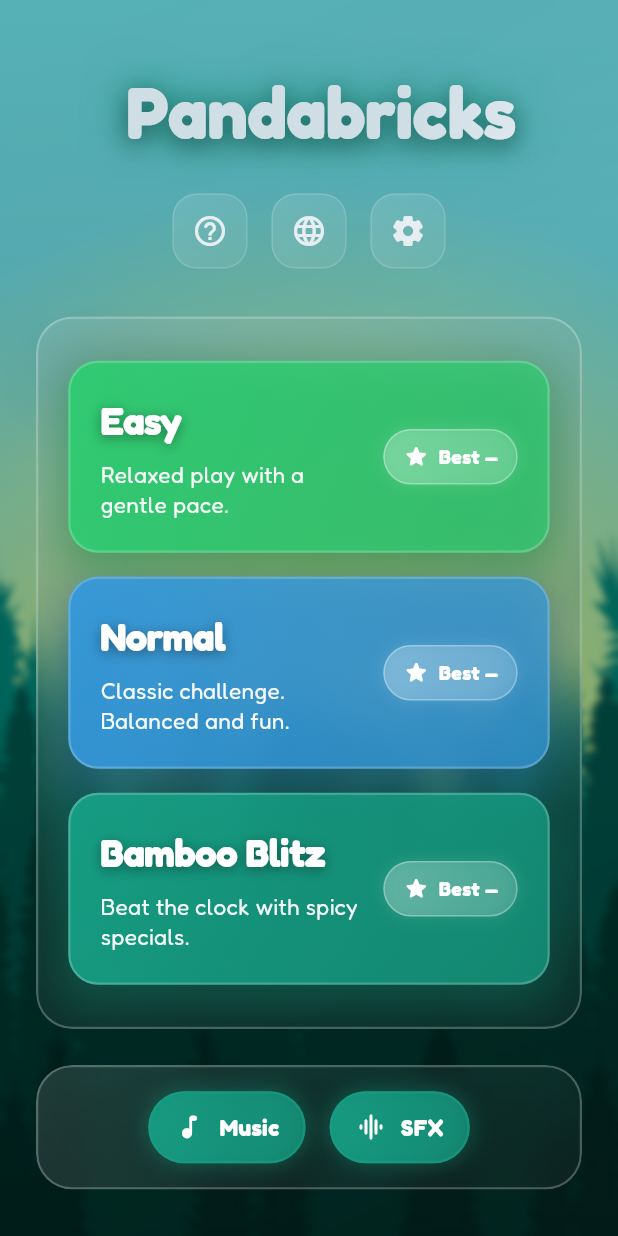
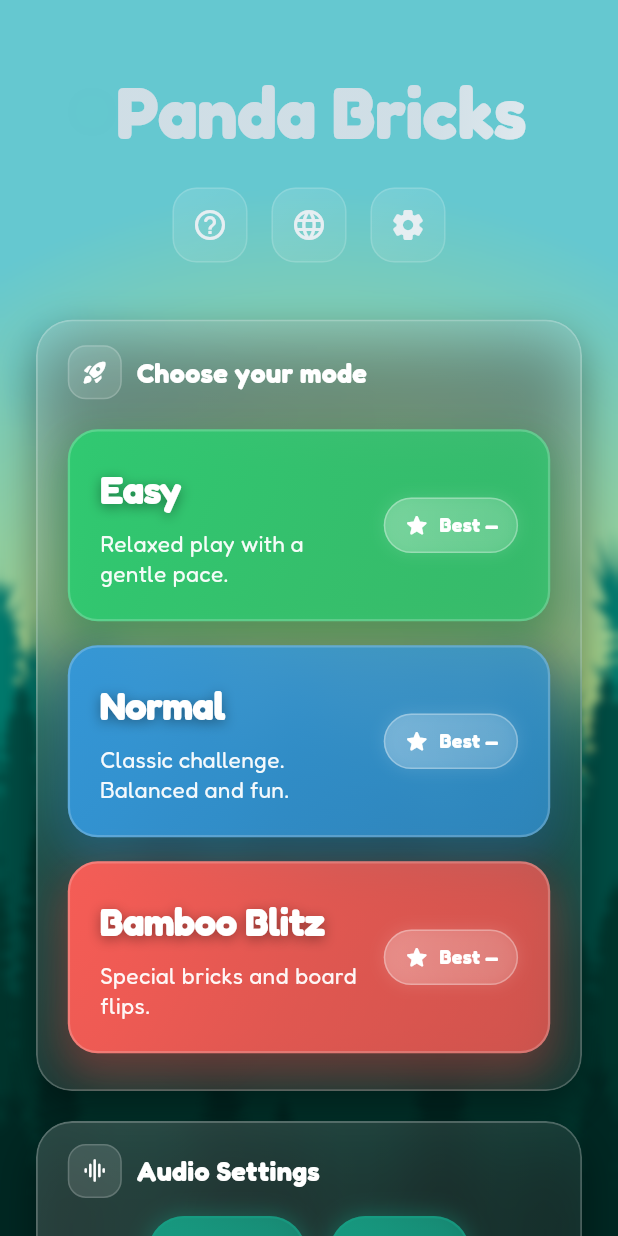
Before and after one commit to teamsuperpanda/pandabricks, a Flutter app: the screen it shows after launch, on a phone screen of 412 x 824 dp. Run offline on Flutter 3.47's test engine with Material 3 defaults, Android fonts, the light colour scheme and no system bars.

Commit message:
home page

```diff
--- a/lib/home_page.dart
+++ b/lib/home_page.dart
@@ -25,48 +25,32 @@ class _HomePageState extends State<HomePage> {
         child: SingleChildScrollView(
           padding: const EdgeInsets.symmetric(horizontal: 24, vertical: 40),
           child: ConstrainedBox(
-            constraints: const BoxConstraints(maxWidth: 580),
+            constraints: const BoxConstraints(maxWidth: 640),
             child: Column(
               mainAxisSize: MainAxisSize.min,
               crossAxisAlignment: CrossAxisAlignment.center,
               children: [
                 // App header with logo and title
                 const AppHeader(),
-                const SizedBox(height: 20),
+                const SizedBox(height: 16),
 
                 // Top utility icons
                 const TopIconRow(),
-                const SizedBox(height: 32),
+                const SizedBox(height: 28),
 
-                // Game modes panel
-                FrostedPanel(
-                  child: Column(
-                    mainAxisSize: MainAxisSize.min,
-                    children: [
-                      ModeCard(
-                        title: 'Easy',
-                        description: 'Relaxed play with a gentle pace.',
-                        color: AppColors.easyMode,
-                      ),
-                      ModeCard(
-                        title: 'Normal',
-                        description: 'Classic challenge. Balanced and fun.',
-                        color: AppColors.normalMode,
-                      ),
-                      ModeCard(
-                        title: 'Bamboo Blitz',
-                        description: 'Beat the clock with spicy specials.',
-                        color: AppColors.blitzMode,
-                      ),
-                    ],
-                  ),
+                // Game modes inside a frosted panel for cohesion
+                const FrostedPanel(
+                  title: 'Choose your mode',
+                  leadingIcon: Icons.rocket_launch_rounded,
+                  padding: EdgeInsets.fromLTRB(20, 16, 20, 16),
+                  child: _ModeList(),
                 ),
 
-                const SizedBox(height: 24),
-
-                // Audio controls panel
+                // Audio controls, same visual language
                 FrostedPanel(
-                  padding: const EdgeInsets.symmetric(horizontal: 20, vertical: 16),
+                  title: 'Audio Settings',
+                  leadingIcon: Icons.graphic_eq_rounded,
+                  padding: const EdgeInsets.fromLTRB(20, 14, 20, 14),
                   child: AudioTogglesPanel(
                     musicEnabled: _musicEnabled,
                     sfxEnabled: _sfxEnabled,
@@ -82,3 +66,31 @@ class _HomePageState extends State<HomePage> {
     );
   }
 }
+
+class _ModeList extends StatelessWidget {
+  const _ModeList();
+
+  @override
+  Widget build(BuildContext context) {
+    return Column(
+      mainAxisSize: MainAxisSize.min,
+      children: const [
+        ModeCard(
+          title: 'Easy',
+          description: 'Relaxed play with a gentle pace.',
+          color: AppColors.easyMode,
+        ),
+        ModeCard(
+          title: 'Normal',
+          description: 'Classic challenge. Balanced and fun.',
+          color: AppColors.normalMode,
+        ),
+        ModeCard(
+          title: 'Bamboo Blitz',
+          description: 'Special bricks and board flips.',
+          color: const Color(0xFFFF5E57), // Vibrant fun red-orange
+        ),
+      ],
+    );
+  }
+}
--- a/lib/widgets/home/app_background.dart
+++ b/lib/widgets/home/app_background.dart
@@ -45,62 +45,26 @@ class _AppBackgroundState extends State<AppBackground>
   @override
   Widget build(BuildContext context) {
     return Scaffold(
-      backgroundColor: AppColors.surface,
-      body: Container(
+      body: Stack(
+        fit: StackFit.expand,
+        children: [
+          Container(
             decoration: const BoxDecoration(
               image: DecorationImage(
                 image: AssetImage('assets/images/background.png'),
                 fit: BoxFit.cover,
               ),
             ),
-        child: Stack(
-          children: [
-            // Animated subtle parallax overlay
-            AnimatedBuilder(
-              animation: _parallaxAnimation,
-              builder: (context, child) {
-                return Container(
-                  decoration: BoxDecoration(
-                    gradient: LinearGradient(
-                      begin: Alignment.topLeft,
-                      end: Alignment.bottomRight,
-                      stops: [
-                        0.0 + (_parallaxAnimation.value * 0.1),
-                        0.3 + (_parallaxAnimation.value * 0.1),
-                        0.7 + (_parallaxAnimation.value * 0.1),
-                        1.0,
-                      ],
-                      colors: [
-                        AppColors.primary.withValues(alpha: 0.08),
-                        Colors.transparent,
-                        Colors.transparent,
-                        AppColors.surface.withValues(alpha: 0.15),
-                      ],
           ),
-                  ),
-                );
-              },
-            ),
-            // Global blur and tint
           BackdropFilter(
-              filter: ImageFilter.blur(sigmaX: 2.5, sigmaY: 2.5),
+            filter: ImageFilter.blur(sigmaX: 3, sigmaY: 3),
             child: Container(
-                decoration: BoxDecoration(
-                  gradient: LinearGradient(
-                    begin: Alignment.topCenter,
-                    end: Alignment.bottomCenter,
-                    colors: [
-                      Colors.black.withValues(alpha: 0.1),
-                      Colors.black.withValues(alpha: 0.25),
-                    ],
-                  ),
-                ),
+              color: Colors.transparent,
             ),
           ),
           widget.child,
         ],
       ),
-      ),
     );
   }
 }
--- a/lib/widgets/home/app_header.dart
+++ b/lib/widgets/home/app_header.dart
@@ -44,15 +44,17 @@ class _AppHeaderState extends State<AppHeader>
         AnimatedBuilder(
           animation: _shimmerAnimation,
           builder: (context, child) {
+            // Traditional shimmer: white shimmer over neutral base
+            double shimmerPos = _shimmerAnimation.value;
             return ShaderMask(
               shaderCallback: (bounds) {
                 return LinearGradient(
                   begin: Alignment.topLeft,
                   end: Alignment.bottomRight,
                   stops: [
-                    (_shimmerAnimation.value - 0.3).clamp(0.0, 1.0),
-                    (_shimmerAnimation.value).clamp(0.0, 1.0),
-                    (_shimmerAnimation.value + 0.3).clamp(0.0, 1.0),
+                    (shimmerPos - 0.3).clamp(0.0, 1.0),
+                    shimmerPos.clamp(0.0, 1.0),
+                    (shimmerPos + 0.3).clamp(0.0, 1.0),
                   ],
                   colors: [
                     AppColors.onSurface,
@@ -78,25 +80,13 @@ class _AppHeaderState extends State<AppHeader>
                   ),
                   const SizedBox(width: 16),
                   const Text(
-                    'Pandabricks',
+                    'Panda Bricks',
                     style: TextStyle(
                       fontFamily: 'Fredoka',
                       fontWeight: FontWeight.w700,
                       fontSize: 48,
                       color: AppColors.onSurface,
                       letterSpacing: -0.5,
-                      shadows: [
-                        Shadow(
-                          blurRadius: 20,
-                          color: Colors.black54,
-                          offset: Offset(0, 4),
-                        ),
-                        Shadow(
-                          blurRadius: 40,
-                          color: AppColors.primary,
-                          offset: Offset(0, 0),
-                        ),
-                      ],
                     ),
                   ),
                 ],
--- a/lib/widgets/home/frosted_panel.dart
+++ b/lib/widgets/home/frosted_panel.dart
@@ -1,95 +1,104 @@
+import 'dart:ui';
 import 'package:flutter/material.dart';
-import 'dart:ui';
 
-class FrostedPanel extends StatefulWidget {
+/// A reusable frosted glass panel for cohesive, modern UI sections.
+class FrostedPanel extends StatelessWidget {
   final Widget child;
-  final EdgeInsetsGeometry? padding;
-  final double borderRadius;
+  final String? title;
+  final IconData? leadingIcon;
+  final EdgeInsetsGeometry padding;
+  final EdgeInsetsGeometry margin;
+  final BorderRadiusGeometry borderRadius;
 
   const FrostedPanel({
     super.key,
     required this.child,
-    this.padding,
-    this.borderRadius = 24,
+    this.title,
+    this.leadingIcon,
+    this.padding = const EdgeInsets.all(20),
+    this.margin = const EdgeInsets.symmetric(vertical: 10),
+    this.borderRadius = const BorderRadius.all(Radius.circular(24)),
   });
 
   @override
-  State<FrostedPanel> createState() => _FrostedPanelState();
-}
-
-class _FrostedPanelState extends State<FrostedPanel>
-    with SingleTickerProviderStateMixin {
-  late AnimationController _animationController;
-  late Animation<double> _borderAnimation;
-
-  @override
-  void initState() {
-    super.initState();
-    _animationController = AnimationController(
-      duration: const Duration(seconds: 4),
-      vsync: this,
-    )..repeat();
-
-    _borderAnimation = Tween<double>(
-      begin: 0.0,
-      end: 1.0,
-    ).animate(CurvedAnimation(
-      parent: _animationController,
-      curve: Curves.easeInOut,
-    ));
-  }
-
-  @override
-  void dispose() {
-    _animationController.dispose();
-    super.dispose();
-  }
-
-  @override
   Widget build(BuildContext context) {
-    return ClipRRect(
-      borderRadius: BorderRadius.circular(widget.borderRadius),
+    return Container(
+      margin: margin,
+      decoration: BoxDecoration(
+        borderRadius: borderRadius,
+        boxShadow: const [
+          BoxShadow(
+            color: Color(0x66000000),
+            blurRadius: 24,
+            offset: Offset(0, 12),
+          ),
+        ],
+      ),
+      child: ClipRRect(
+        borderRadius: BorderRadiusGeometry.lerp(borderRadius, borderRadius, 1)!
+            as BorderRadius,
         child: BackdropFilter(
-        filter: ImageFilter.blur(sigmaX: 12, sigmaY: 12),
-        child: AnimatedBuilder(
-          animation: _borderAnimation,
-          builder: (context, child) {
-            return Container(
-              width: double.infinity,
-              padding: widget.padding ?? const EdgeInsets.all(20),
+          filter: ImageFilter.blur(sigmaX: 16, sigmaY: 16),
+          child: Container(
             decoration: BoxDecoration(
-                borderRadius: BorderRadius.circular(widget.borderRadius),
+              borderRadius: borderRadius,
               gradient: LinearGradient(
                 begin: Alignment.topLeft,
                 end: Alignment.bottomRight,
                 colors: [
-                    Colors.white.withValues(alpha: 0.12),
-                    Colors.white.withValues(alpha: 0.06),
-                    Colors.white.withValues(alpha: 0.04),
+                  Colors.white.withValues(alpha: 0.16),
+                  Colors.white.withValues(alpha: 0.08),
                 ],
               ),
               border: Border.all(
-                  width: 1.5,
-                  color: Colors.white.withValues(
-                    alpha: 0.15 + (_borderAnimation.value * 0.1),
+                color: Colors.white.withValues(alpha: 0.22),
+                width: 1.2,
               ),
             ),
-                boxShadow: [
-                  BoxShadow(
-                    color: Colors.black.withValues(alpha: 0.1),
-                    blurRadius: 32,
-                    offset: const Offset(0, 16),
+            padding: padding,
+            child: Column(
+              crossAxisAlignment: CrossAxisAlignment.start,
+              children: [
+                if (title != null)
+                  Padding(
+                    padding: const EdgeInsets.only(bottom: 12),
+                    child: Row(
+                      mainAxisSize: MainAxisSize.min,
+                      children: [
+                        if (leadingIcon != null)
+                          Container(
+                            padding: const EdgeInsets.all(8),
+                            decoration: BoxDecoration(
+                              color: Colors.white.withValues(alpha: 0.12),
+                              borderRadius: BorderRadius.circular(12),
+                              border: Border.all(
+                                color: Colors.white.withValues(alpha: 0.18),
                               ),
-                  BoxShadow(
-                    color: Colors.black.withValues(alpha: 0.05),
-                    blurRadius: 64,
-                    offset: const Offset(0, 32),
+                            ),
+                            child: Icon(
+                              leadingIcon,
+                              size: 18,
+                              color: Colors.white,
+                            ),
+                          ),
+                        if (leadingIcon != null) const SizedBox(width: 10),
+                        Text(
+                          title!,
+                          style: const TextStyle(
+                            fontFamily: 'Fredoka',
+                            fontWeight: FontWeight.w700,
+                            fontSize: 18,
+                            color: Colors.white,
+                            letterSpacing: 0.2,
+                          ),
                         ),
                       ],
                     ),
-              child: widget.child,
-            );
-          },
+                  ),
+                child,
+              ],
+            ),
+          ),
         ),
       ),
     );
```
Lines whose indentation alone changed are shown as unchanged.
